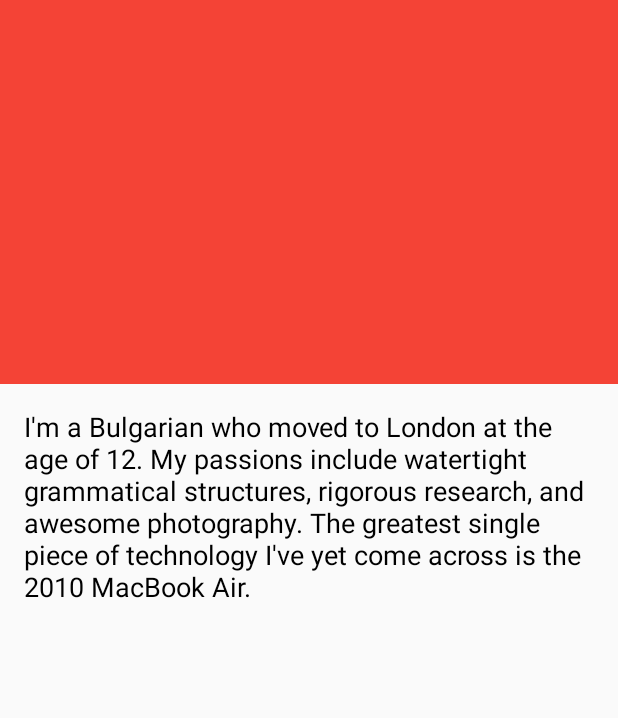
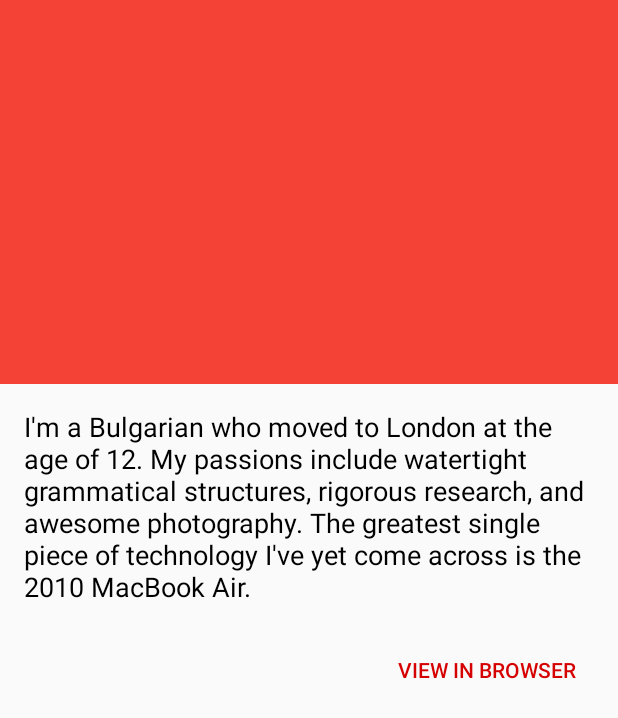
Before and after one commit to akashyssboddeda/TheVerge, an Android app: the layout activity_author.xml on its own in the app's theme, with its tools: preview values and no code run, on a phone screen of 412 x 824 dp. Shown: the top 718 px of the screen. Run offline under Robolectric (Android 15) with nearby library versions, the phone set to English and light mode, and no system bars.

Commit message:
Add "view in browser" button to AuthorActivity

```diff
--- a/app/src/main/res/layout/activity_author.xml
+++ b/app/src/main/res/layout/activity_author.xml
@@ -46,7 +46,6 @@
         app:layout_behavior="@string/appbar_scrolling_view_behavior">
 
         <LinearLayout
-            android:id="@+id/item_info_container"
             android:layout_width="match_parent"
             android:layout_height="wrap_content"
             android:orientation="vertical"
@@ -59,7 +58,21 @@
                 android:textColor="@android:color/black"
                 android:textSize="18sp"
                 tools:text="I'm a Bulgarian who moved to London at the age of 12. My passions include watertight grammatical structures, rigorous research, and awesome photography. The greatest single piece of technology I've yet come across is the 2010 MacBook Air." />
+
+            <LinearLayout
+                android:id="@+id/item_info_container"
+                android:layout_width="match_parent"
+                android:layout_height="wrap_content"
+                android:orientation="vertical" />
+
+            <Button
+                style="?buttonBarButtonStyle"
+                android:layout_width="wrap_content"
+                android:layout_height="wrap_content"
+                android:layout_gravity="end"
+                android:layout_marginTop="16dp"
+                android:onClick="onClickViewInBrowser"
+                android:text="@string/view_in_browser" />
         </LinearLayout>
     </android.support.v4.widget.NestedScrollView>
-
 </android.support.design.widget.CoordinatorLayout>
--- a/app/src/main/res/values/strings.xml
+++ b/app/src/main/res/values/strings.xml
@@ -32,4 +32,5 @@
     <string name="try_again">Try again</string>
     <string name="email">Email</string>
     <string name="author_info">Author info</string>
+    <string name="view_in_browser">View in browser</string>
 </resources>
```
Also changed, not shown: app/build.gradle (+6 -5 lines), app/src/main/java/com/teinproductions/tein/theverge/AuthorActivity.java (+27 -6 lines).
